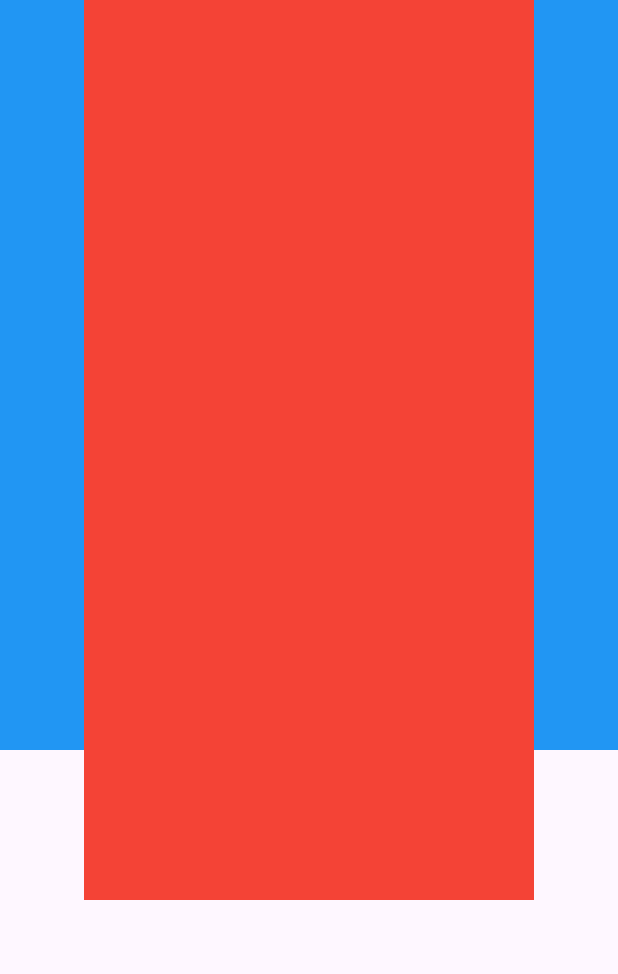
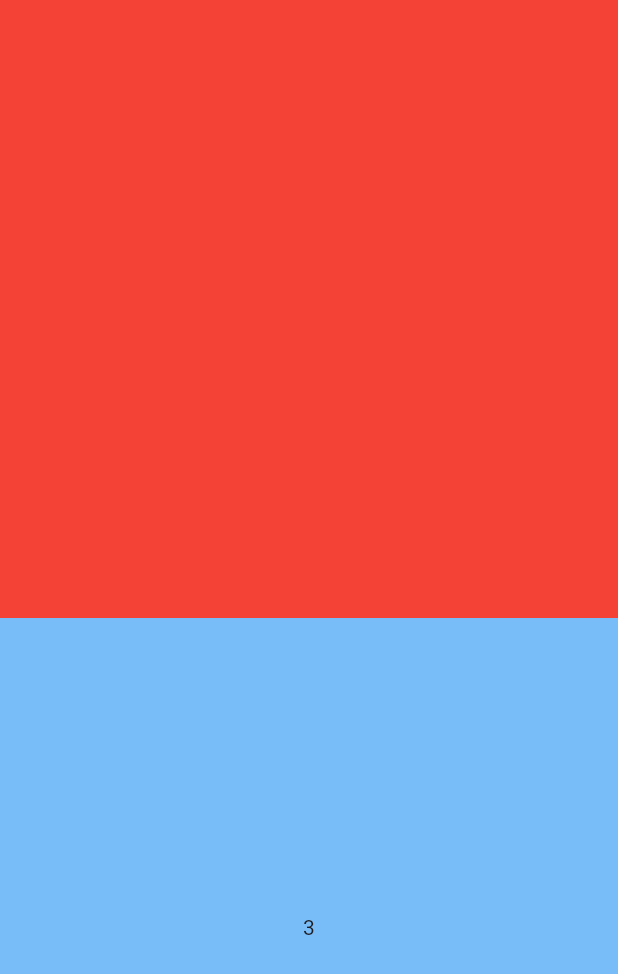
Before and after one commit to kamja44/Dart_Flutter, a Flutter app: the screen it shows after launch, on a phone screen of 412 x 824 dp. Shown: the top 974 px of the screen. Run offline on Flutter 3.47's test engine with Material 3 defaults, Android fonts, the phone set to English and light mode, and no system bars.

Commit message:
Stateful, Stateless Widget
setStaet()
initState()
dispose()

```diff
--- a/flutter_study/lib/main.dart
+++ b/flutter_study/lib/main.dart
@@ -1,7 +1,7 @@
 import 'package:flutter/material.dart';
 
 void main() {
-  runApp(MaterialApp(
+  runApp(const MaterialApp(
     home: HomeWidget(),
   ));
 }
@@ -13,27 +13,84 @@ class HomeWidget extends StatelessWidget {
   Widget build(BuildContext context) {
     return const SafeArea(
       child: Scaffold(
-        body: ConstraintsWidget(),
+        body: Body(),
       ),
     );
   }
 }
 
-class ConstraintsWidget extends StatelessWidget {
-  const ConstraintsWidget({super.key});
+class Body extends StatelessWidget {
+  const Body({super.key});
 
   @override
   Widget build(BuildContext context) {
-    return Container(
-      height: 500,
-      width: 500,
-      color: Colors.blue,
-      child: Center(
-        child: UnconstrainedBox(
-          child: Container(
-            width: 300,
-            height: 700,
-            color: Colors.red,
+    return const Column(children: [
+      ExampleStateless(),
+      ExampleStateful(index: 3),
+    ]);
+  }
+}
+
+class ExampleStateless extends StatelessWidget {
+  const ExampleStateless({super.key});
+
+  @override
+  Widget build(BuildContext context) {
+    return Expanded(
+      flex: 1,
+      child: Container(
+        color: Colors.red,
+      ),
+    );
+  }
+}
+
+class ExampleStateful extends StatefulWidget {
+  final int index;
+
+  const ExampleStateful({required this.index, super.key});
+
+  @override
+  State<ExampleStateful> createState() => _ExampleStatefulState();
+}
+
+class _ExampleStatefulState extends State<ExampleStateful> {
+  late int _index;
+  late TextEditingController textController;
+
+  @override
+  void initState() {
+    // TODO: implement initState
+    super.initState();
+    _index = widget.index;
+    textController = TextEditingController();
+  }
+
+  @override
+  void dispose() {
+    // TODO: implement dispose
+    textController.dispose();
+    super.dispose();
+  }
+
+  @override
+  Widget build(BuildContext context) {
+    return Expanded(
+      flex: 1,
+      child: GestureDetector(
+        onTap: () {
+          setState(() {
+            if (_index == 5) {
+              _index = 0;
+              return;
+            }
+            _index++;
+          });
+        },
+        child: Container(
+          color: Colors.blue.withOpacity(_index / 5),
+          child: Center(
+            child: Text("$_index"),
           ),
         ),
       ),
```
Also changed, not shown: 1 other file.
